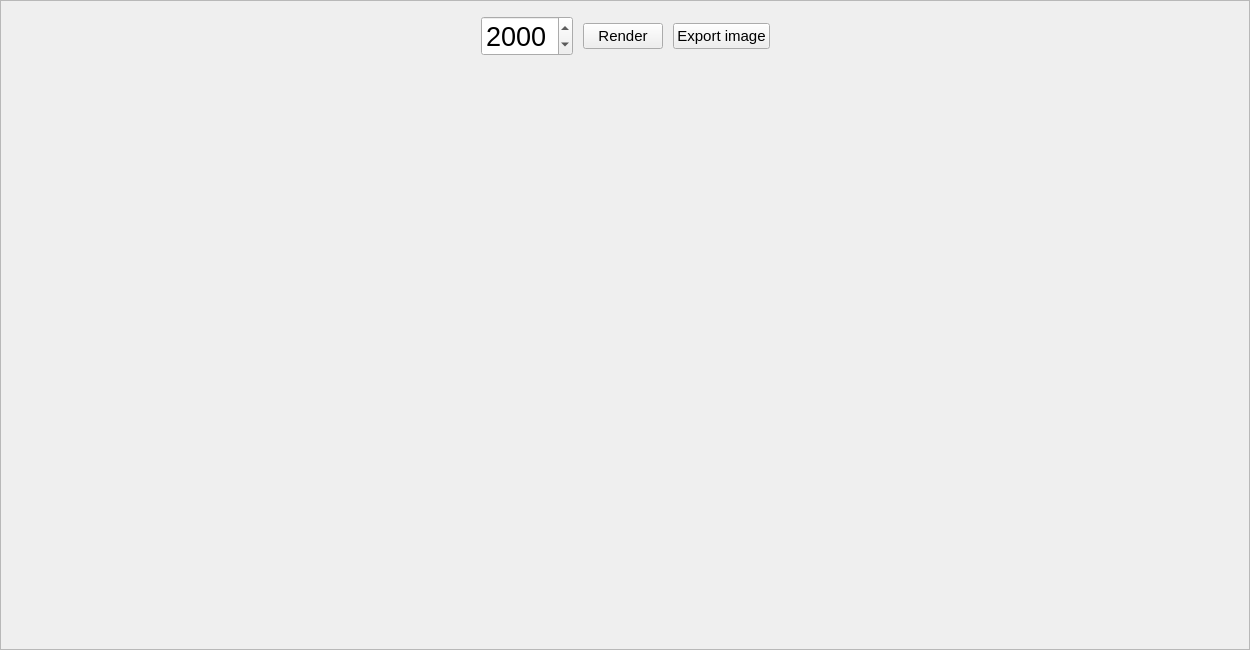
This is src/gui/diarypixels.ui in someretical/TheoreticalDiary as Qt 5 draws it before an edit. The edited form follows.
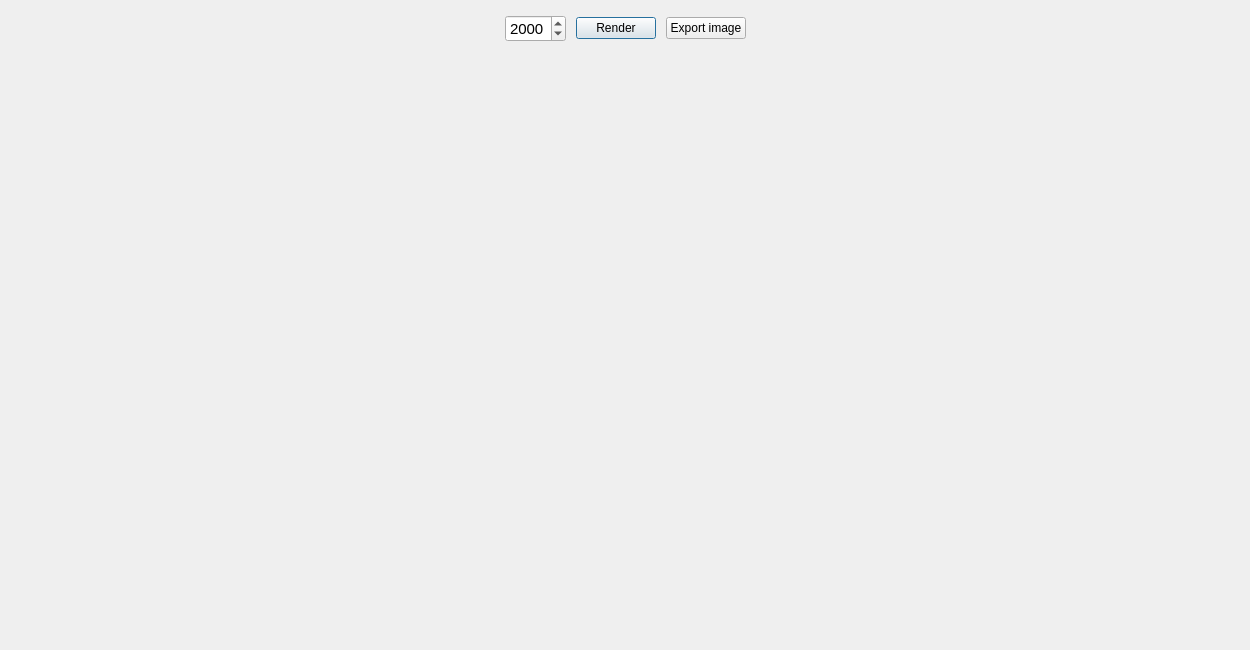
This is the edited form.

The edit to the form file:
```diff
--- a/src/gui/diarypixels.ui
+++ b/src/gui/diarypixels.ui
@@ -43,12 +43,6 @@
    </property>
    <item row="0" column="0">
     <widget class="QFrame" name="frame">
-     <property name="frameShape">
-      <enum>QFrame::StyledPanel</enum>
-     </property>
-     <property name="frameShadow">
-      <enum>QFrame::Raised</enum>
-     </property>
      <layout class="QGridLayout" name="gridLayout_2">
       <property name="leftMargin">
        <number>15</number>
@@ -194,17 +188,15 @@
         </property>
         <item row="0" column="2" alignment="Qt::AlignHCenter">
          <widget class="QPushButton" name="render_button">
-          <property name="font">
-           <font>
-            <pointsize>11</pointsize>
-           </font>
-          </property>
           <property name="toolTip">
            <string>Display the pixels.</string>
           </property>
           <property name="text">
            <string>Render</string>
           </property>
+          <property name="default">
+           <bool>true</bool>
+          </property>
          </widget>
         </item>
         <item row="0" column="0">
@@ -224,7 +216,7 @@
          <widget class="QDateEdit" name="year_edit">
           <property name="font">
            <font>
-            <pointsize>20</pointsize>
+            <pointsize>11</pointsize>
            </font>
           </property>
           <property name="toolTip">
@@ -237,11 +229,6 @@
         </item>
         <item row="0" column="3">
          <widget class="QPushButton" name="export_img_button">
-          <property name="font">
-           <font>
-            <pointsize>11</pointsize>
-           </font>
-          </property>
           <property name="text">
            <string>Export image</string>
           </property>
```
Left out of the diff: 5 changed lines with no effect on the pictures.
